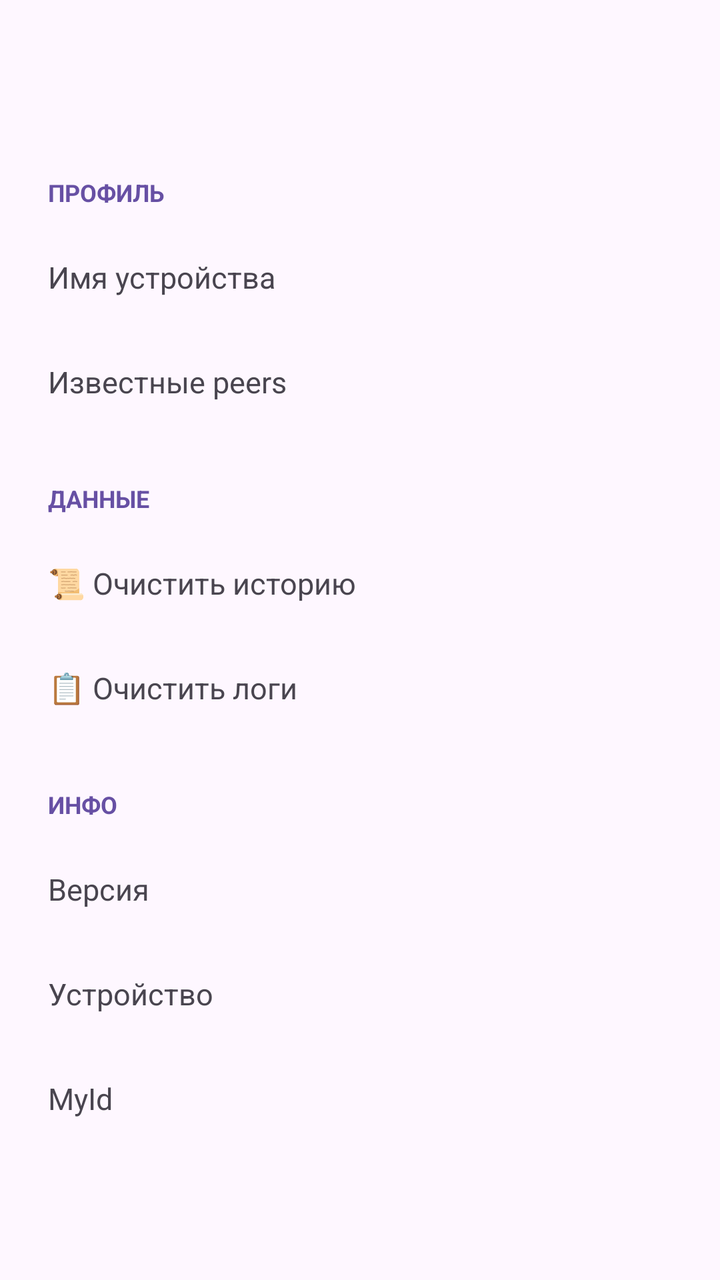
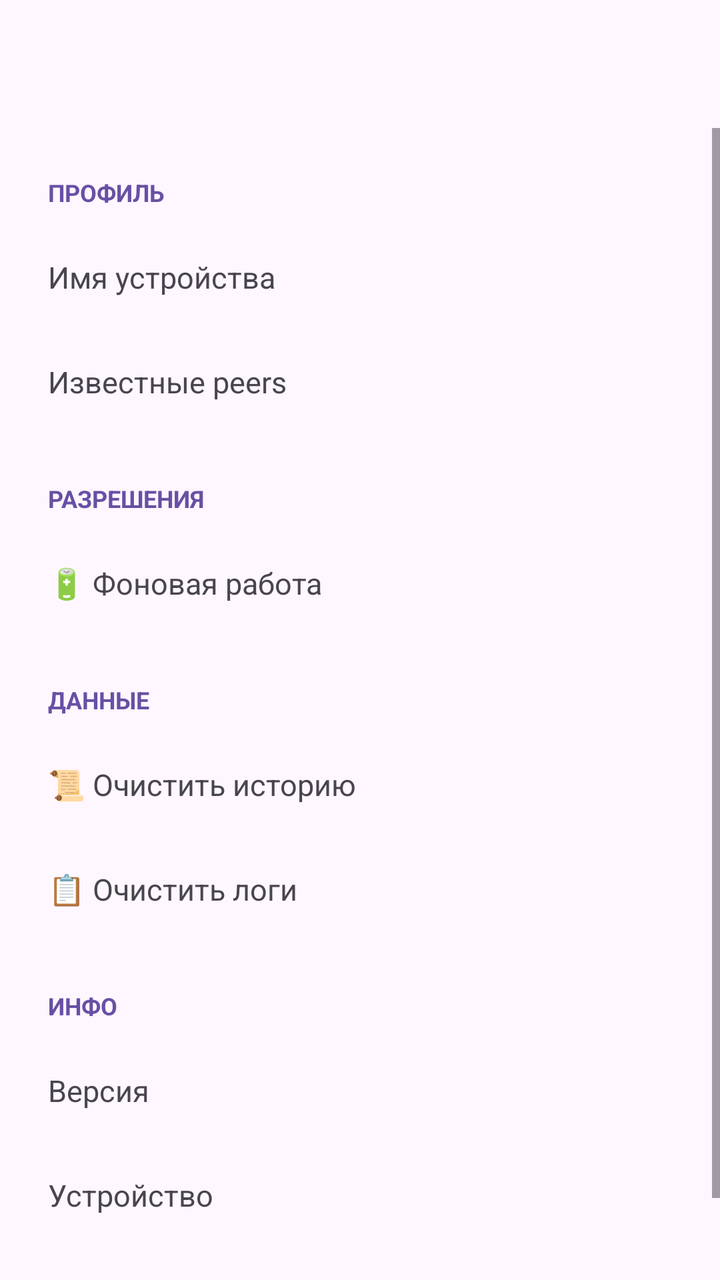

The first picture is an Android layout as it rendered before a commit; the second is the same layout after the commit. The layout source and the unified diff follow.
<!-- AndroidManifest.xml: application theme Theme.Atom.Main -->
<!-- res/layout/activity_settings.xml -->
<?xml version="1.0" encoding="utf-8"?>
<LinearLayout xmlns:android="http://schemas.android.com/apk/res/android"
    android:layout_width="match_parent"
    android:layout_height="match_parent"
    android:orientation="vertical">

    <com.google.android.material.appbar.MaterialToolbar
        android:id="@+id/toolbar"
        android:layout_width="match_parent"
        android:layout_height="?attr/actionBarSize"
        android:title="⚙️ Настройки" />

    <ScrollView
        android:layout_width="match_parent"
        android:layout_height="0dp"
        android:layout_weight="1">

        <LinearLayout
            android:layout_width="match_parent"
            android:layout_height="wrap_content"
            android:orientation="vertical"
            android:padding="8dp">

            <TextView
                android:layout_width="match_parent"
                android:layout_height="wrap_content"
                android:paddingStart="16dp" android:paddingTop="16dp"
                android:paddingEnd="16dp" android:paddingBottom="8dp"
                android:text="ПРОФИЛЬ"
                android:textSize="12sp"
                android:textStyle="bold"
                android:textColor="?attr/colorPrimary" />

            <LinearLayout
                android:id="@+id/nameRow"
                android:layout_width="match_parent"
                android:layout_height="wrap_content"
                android:orientation="horizontal"
                android:padding="16dp"
                android:background="?attr/selectableItemBackground"
                android:clickable="true" android:focusable="true">
                <TextView
                    android:layout_width="0dp" android:layout_height="wrap_content"
                    android:layout_weight="1" android:text="Имя устройства" android:textSize="15sp" />
                <TextView
                    android:id="@+id/nameValue"
                    android:layout_width="wrap_content" android:layout_height="wrap_content"
                    android:textSize="15sp" android:textColor="?attr/colorPrimary" />
            </LinearLayout>

            <LinearLayout
                android:id="@+id/peersRow"
                android:layout_width="match_parent"
                android:layout_height="wrap_content"
                android:orientation="horizontal"
                android:padding="16dp"
                android:background="?attr/selectableItemBackground"
                android:clickable="true" android:focusable="true">
                <TextView
                    android:layout_width="0dp" android:layout_height="wrap_content"
                    android:layout_weight="1" android:text="Известные peers" android:textSize="15sp" />
                <TextView
                    android:id="@+id/peersCount"
                    android:layout_width="wrap_content" android:layout_height="wrap_content"
                    android:textSize="15sp" android:textColor="?attr/colorPrimary" />
            </LinearLayout>

            <TextView
                android:layout_width="match_parent"
                android:layout_height="wrap_content"
                android:paddingStart="16dp" android:paddingTop="24dp"
                android:paddingEnd="16dp" android:paddingBottom="8dp"
                android:text="ДАННЫЕ"
                android:textSize="12sp"
                android:textStyle="bold"
                android:textColor="?attr/colorPrimary" />

            <LinearLayout
                android:id="@+id/clearHistoryRow"
                android:layout_width="match_parent"
                android:layout_height="wrap_content"
                android:orientation="horizontal"
                android:padding="16dp"
                android:background="?attr/selectableItemBackground"
                android:clickable="true" android:focusable="true">
                <TextView
                    android:layout_width="match_parent" android:layout_height="wrap_content"
                    android:text="📜 Очистить историю" android:textSize="15sp" />
            </LinearLayout>

            <LinearLayout
                android:id="@+id/clearLogsRow"
                android:layout_width="match_parent"
                android:layout_height="wrap_content"
                android:orientation="horizontal"
                android:padding="16dp"
                android:background="?attr/selectableItemBackground"
                android:clickable="true" android:focusable="true">
                <TextView
                    android:layout_width="match_parent" android:layout_height="wrap_content"
                    android:text="📋 Очистить логи" android:textSize="15sp" />
            </LinearLayout>

            <TextView
                android:layout_width="match_parent"
                android:layout_height="wrap_content"
                android:paddingStart="16dp" android:paddingTop="24dp"
                android:paddingEnd="16dp" android:paddingBottom="8dp"
                android:text="ИНФО"
                android:textSize="12sp"
                android:textStyle="bold"
                android:textColor="?attr/colorPrimary" />

            <LinearLayout
                android:layout_width="match_parent"
                android:layout_height="wrap_content"
                android:orientation="horizontal"
                android:padding="16dp">
                <TextView
                    android:layout_width="0dp" android:layout_height="wrap_content"
                    android:layout_weight="1" android:text="Версия" android:textSize="15sp" />
                <TextView
                    android:id="@+id/buildValue"
                    android:layout_width="wrap_content" android:layout_height="wrap_content"
                    android:textSize="15sp" android:fontFamily="monospace" />
            </LinearLayout>

            <LinearLayout
                android:layout_width="match_parent"
                android:layout_height="wrap_content"
                android:orientation="horizontal"
                android:padding="16dp">
                <TextView
                    android:layout_width="0dp" android:layout_height="wrap_content"
                    android:layout_weight="1" android:text="Устройство" android:textSize="15sp" />
                <TextView
                    android:id="@+id/deviceValue"
                    android:layout_width="wrap_content" android:layout_height="wrap_content"
                    android:textSize="14sp" android:fontFamily="monospace" />
            </LinearLayout>

            <LinearLayout
                android:layout_width="match_parent"
                android:layout_height="wrap_content"
                android:orientation="horizontal"
                android:padding="16dp">
                <TextView
                    android:layout_width="0dp" android:layout_height="wrap_content"
                    android:layout_weight="1" android:text="MyId" android:textSize="15sp" />
                <TextView
                    android:id="@+id/myIdValue"
                    android:layout_width="wrap_content" android:layout_height="wrap_content"
                    android:textSize="14sp" android:fontFamily="monospace" />
            </LinearLayout>
        </LinearLayout>
    </ScrollView>
</LinearLayout>
<!-- resources referenced by this layout -->
<resources>
  <style name="Theme.Atom.Main" parent="Theme.Material3.DayNight.NoActionBar">
          <item name="android:statusBarColor">?attr/colorSurface</item>
          <item name="android:windowLightStatusBar" tools:targetApi="m">true</item>
      </style>
</resources>

<!-- the commit's change to res/layout/activity_settings.xml (unified diff, before → after) -->
@@ -63,6 +63,33 @@
                     android:id="@+id/peersCount"
                     android:layout_width="wrap_content" android:layout_height="wrap_content"
                     android:textSize="15sp" android:textColor="?attr/colorPrimary" />
+            </LinearLayout>
+
+            <TextView
+                android:layout_width="match_parent"
+                android:layout_height="wrap_content"
+                android:paddingStart="16dp" android:paddingTop="24dp"
+                android:paddingEnd="16dp" android:paddingBottom="8dp"
+                android:text="РАЗРЕШЕНИЯ"
+                android:textSize="12sp"
+                android:textStyle="bold"
+                android:textColor="?attr/colorPrimary" />
+
+            <LinearLayout
+                android:id="@+id/batteryRow"
+                android:layout_width="match_parent"
+                android:layout_height="wrap_content"
+                android:orientation="horizontal"
+                android:padding="16dp"
+                android:background="?attr/selectableItemBackground"
+                android:clickable="true" android:focusable="true">
+                <TextView
+                    android:layout_width="0dp" android:layout_height="wrap_content"
+                    android:layout_weight="1" android:text="🔋 Фоновая работа" android:textSize="15sp" />
+                <TextView
+                    android:id="@+id/batteryValue"
+                    android:layout_width="wrap_content" android:layout_height="wrap_content"
+                    android:textSize="14sp" android:textColor="?attr/colorPrimary" />
             </LinearLayout>
 
             <TextView
